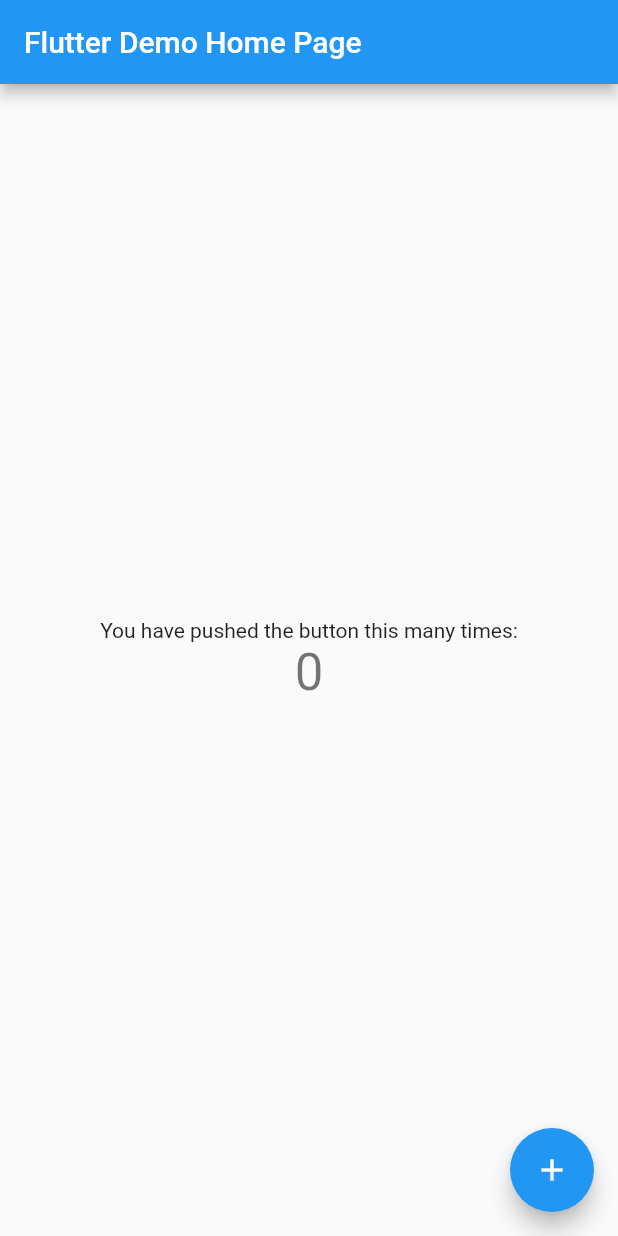
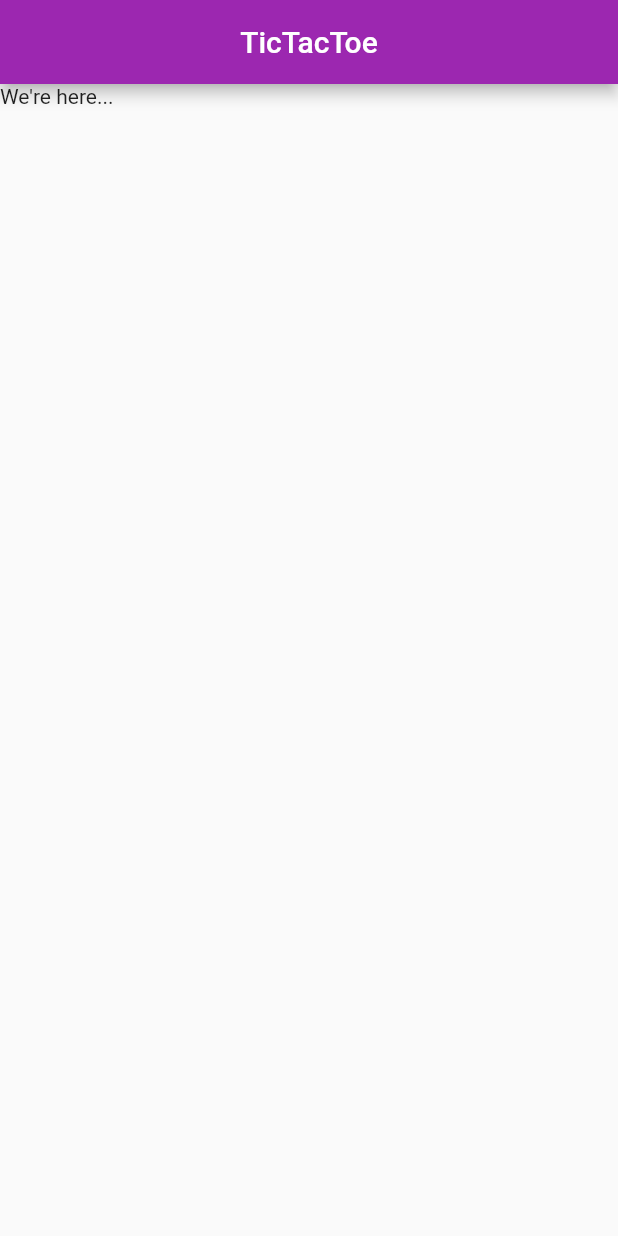
Before and after one commit to Akinyeleib/tic_tac_toe, a Flutter app: the screen it shows after launch, on a phone screen of 412 x 824 dp. Run offline on Flutter 3.47's test engine with Material 2 defaults, Android fonts, the phone set to English and light mode, and no system bars.

Commit message:
Project Cleaned for fresh Start

```diff
--- a/lib/main.dart
+++ b/lib/main.dart
@@ -1,115 +1,19 @@
 import 'package:flutter/material.dart';
 
-void main() {
-  runApp(const MyApp());
-}
+void main() => runApp(TicTacToe());
 
-class MyApp extends StatelessWidget {
-  const MyApp({super.key});
-
-  // This widget is the root of your application.
+class TicTacToe extends StatelessWidget {
   @override
   Widget build(BuildContext context) {
     return MaterialApp(
-      title: 'Flutter Demo',
-      theme: ThemeData(
-        // This is the theme of your application.
-        //
-        // Try running your application with "flutter run". You'll see the
-        // application has a blue toolbar. Then, without quitting the app, try
-        // changing the primarySwatch below to Colors.green and then invoke
-        // "hot reload" (press "r" in the console where you ran "flutter run",
-        // or simply save your changes to "hot reload" in a Flutter IDE).
-        // Notice that the counter didn't reset back to zero; the application
-        // is not restarted.
-        primarySwatch: Colors.blue,
+      theme: ThemeData(primarySwatch: Colors.purple),
+      home: Scaffold(
+        appBar: AppBar(
+          title: Text('TicTacToe'),
+          centerTitle: true,
+        ),
+        body: Text("We're here..."),
       ),
-      home: const MyHomePage(title: 'Flutter Demo Home Page'),
     );
   }
 }
-
-class MyHomePage extends StatefulWidget {
-  const MyHomePage({super.key, required this.title});
-
-  // This widget is the home page of your application. It is stateful, meaning
-  // that it has a State object (defined below) that contains fields that affect
-  // how it looks.
-
-  // This class is the configuration for the state. It holds the values (in this
-  // case the title) provided by the parent (in this case the App widget) and
-  // used by the build method of the State. Fields in a Widget subclass are
-  // always marked "final".
-
-  final String title;
-
-  @override
-  State<MyHomePage> createState() => _MyHomePageState();
-}
-
-class _MyHomePageState extends State<MyHomePage> {
-  int _counter = 0;
-
-  void _incrementCounter() {
-    setState(() {
-      // This call to setState tells the Flutter framework that something has
-      // changed in this State, which causes it to rerun the build method below
-      // so that the display can reflect the updated values. If we changed
-      // _counter without calling setState(), then the build method would not be
-      // called again, and so nothing would appear to happen.
-      _counter++;
-    });
-  }
-
-  @override
-  Widget build(BuildContext context) {
-    // This method is rerun every time setState is called, for instance as done
-    // by the _incrementCounter method above.
-    //
-    // The Flutter framework has been optimized to make rerunning build methods
-    // fast, so that you can just rebuild anything that needs updating rather
-    // than having to individually change instances of widgets.
-    return Scaffold(
-      appBar: AppBar(
-        // Here we take the value from the MyHomePage object that was created by
-        // the App.build method, and use it to set our appbar title.
-        title: Text(widget.title),
-      ),
-      body: Center(
-        // Center is a layout widget. It takes a single child and positions it
-        // in the middle of the parent.
-        child: Column(
-          // Column is also a layout widget. It takes a list of children and
-          // arranges them vertically. By default, it sizes itself to fit its
-          // children horizontally, and tries to be as tall as its parent.
-          //
-          // Invoke "debug painting" (press "p" in the console, choose the
-          // "Toggle Debug Paint" action from the Flutter Inspector in Android
-          // Studio, or the "Toggle Debug Paint" command in Visual Studio Code)
-          // to see the wireframe for each widget.
-          //
-          // Column has various properties to control how it sizes itself and
-          // how it positions its children. Here we use mainAxisAlignment to
-          // center the children vertically; the main axis here is the vertical
-          // axis because Columns are vertical (the cross axis would be
-          // horizontal).
-          mainAxisAlignment: MainAxisAlignment.center,
-          children: <Widget>[
-            const Text(
-              'You have pushed the button this many times:',
-            ),
-            Text(
-              '$_counter',
-              style: Theme.of(context).textTheme.headline4,
-            ),
-          ],
-        ),
-      ),
-      floatingActionButton: FloatingActionButton(
-        onPressed: _incrementCounter,
-        tooltip: 'Increment',
-        child: const Icon(Icons.add),
-      ), // This trailing comma makes auto-formatting nicer for build methods.
-    );
-  }
-}
```
